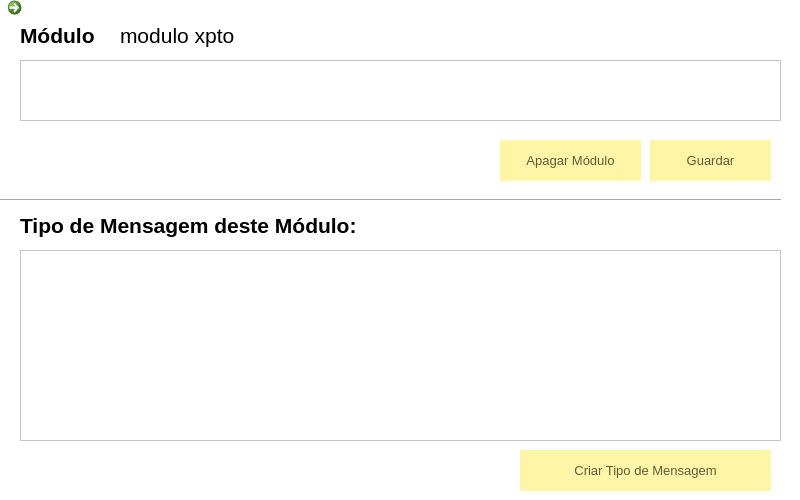
Old version of the form FSIPLeiria/gerirmodulo.ui in the repository tatianascgil/Projeto_Informatico_Formula_Student_Barramento_CAN.
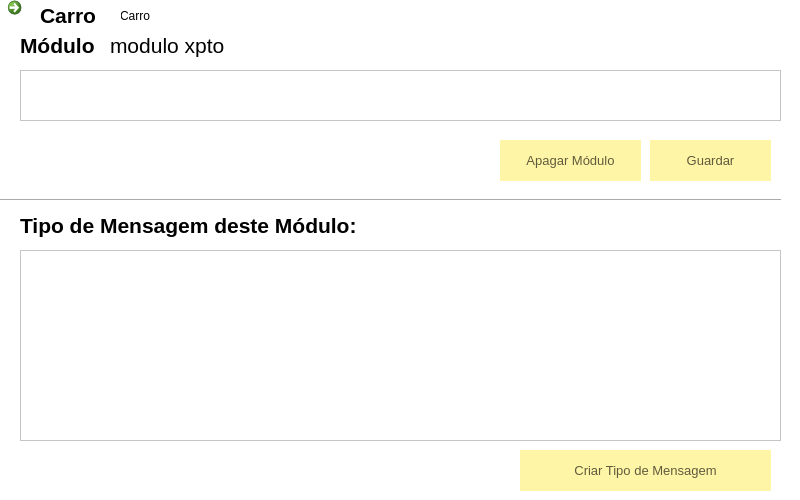
New version of the form. Icons and pictures are not drawn.

The edit to the form file:
```diff
--- a/FSIPLeiria/gerirmodulo.ui
+++ b/FSIPLeiria/gerirmodulo.ui
@@ -105,7 +105,7 @@
    <property name="geometry">
     <rect>
      <x>20</x>
-     <y>20</y>
+     <y>30</y>
      <width>111</width>
      <height>31</height>
     </rect>
@@ -124,9 +124,9 @@
    <property name="geometry">
     <rect>
      <x>20</x>
-     <y>60</y>
+     <y>70</y>
      <width>761</width>
-     <height>61</height>
+     <height>51</height>
     </rect>
    </property>
   </widget>
@@ -170,8 +170,8 @@
   <widget class="QLabel" name="labelNomeModulo">
    <property name="geometry">
     <rect>
-     <x>120</x>
-     <y>20</y>
+     <x>110</x>
+     <y>30</y>
      <width>211</width>
      <height>31</height>
     </rect>
@@ -241,6 +241,38 @@
     <string>Criar Tipo de Mensagem</string>
    </property>
   </widget>
+  <widget class="QLabel" name="labelNomeCarro">
+   <property name="geometry">
+    <rect>
+     <x>120</x>
+     <y>0</y>
+     <width>91</width>
+     <height>31</height>
+    </rect>
+   </property>
+   <property name="text">
+    <string>Carro</string>
+   </property>
+  </widget>
+  <widget class="QLabel" name="label_3">
+   <property name="geometry">
+    <rect>
+     <x>40</x>
+     <y>0</y>
+     <width>81</width>
+     <height>31</height>
+    </rect>
+   </property>
+   <property name="font">
+    <font>
+     <pointsize>16</pointsize>
+     <bold>true</bold>
+    </font>
+   </property>
+   <property name="text">
+    <string>Carro</string>
+   </property>
+  </widget>
  </widget>
  <resources/>
  <connections/>
```
Left out of the diff: 2 changed lines with no effect on the pictures.
